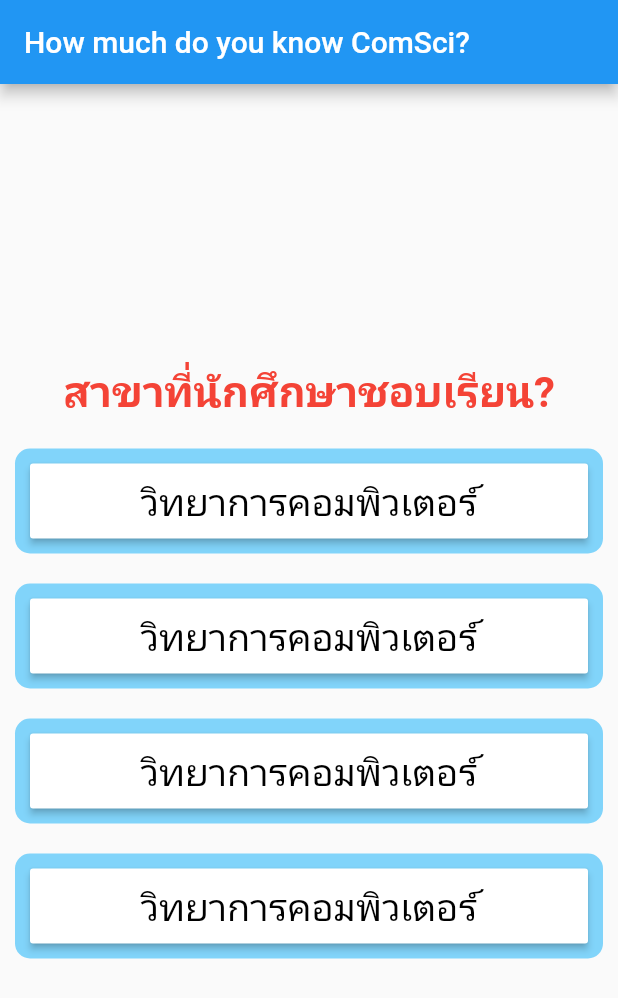
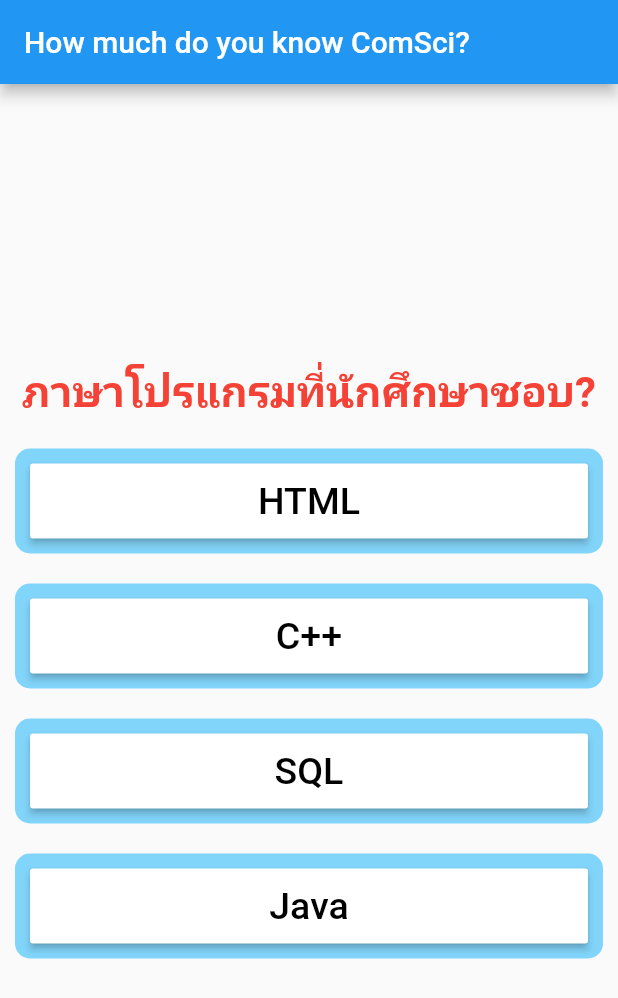
Before and after one commit to DuangruthaiAnuto/Flutter_lab04, a Flutter app: the screen it shows after launch, after a tap on "วิทยาการคอมพิวเตอร์", on a phone screen of 412 x 824 dp. Shown: the top 998 px of the screen. Run offline on Flutter 3.47's test engine with Material 2 defaults, Android fonts, the phone set to English and light mode, and no system bars.

Commit message:
กดตอบ แล้วเปลี่ยนคำถาม

```diff
--- /dev/null
+++ b/lib/answer.dart
@@ -0,0 +1,35 @@
+import 'package:flutter/material.dart';
+
+class Answer extends StatelessWidget {
+  final Function selectHandler;
+  final List<String> choices;
+  final int choiceIndex;
+
+  Answer(this.selectHandler, this.choices, this.choiceIndex);
+
+  @override
+  Widget build(BuildContext context) {
+    return Container(
+      width: double.infinity,
+      height: 70,
+      padding: EdgeInsets.all(10),
+      margin: EdgeInsets.all(10),
+      decoration: new BoxDecoration(
+        color: Colors.lightBlue[200],
+        borderRadius: new BorderRadius.all(
+          const Radius.circular(10.0),
+        ),
+      ),
+      child: RaisedButton(
+        color: Colors.white,
+        textColor: Colors.black,
+        child: Text(
+          choices[choiceIndex],
+          style: TextStyle(fontSize: 25),
+          textAlign: TextAlign.center,
+        ),
+        onPressed: selectHandler,
+      ),
+    );
+  }
+}
--- a/lib/main.dart
+++ b/lib/main.dart
@@ -1,4 +1,6 @@
 import 'package:flutter/material.dart';
+import 'question.dart';
+import 'answer.dart';
 
 void main() {
   runApp(MyApp());
@@ -25,8 +27,37 @@ class ComSciQuiz extends StatefulWidget {
 }
 
 class _ComSciQuizState extends State<ComSciQuiz> {
-  String questionText = "สาขาที่นักศึกษาชอบเรียน?";
-  String answerText = "วิทยาการคอมพิวเตอร์";
+  int questionIndex = 0;
+  int choiceIndex = 0;
+  int totalScore = 0;
+
+  final _questions = const [
+    {
+      'questionText': "สาขาที่นักศึกษาชอบเรียน?",
+      'choices': ["วิทยาการคอมพิวเตอร์", "Computer Science", "ComSci", "Cs"],
+      'scores': [5, 5, 3, 2]
+    },
+    {
+      'questionText': "ภาษาโปรแกรมที่นักศึกษาชอบ?",
+      'choices': ["HTML", "C++", "SQL", "Java"],
+      'scores': [1, 2, 3, 5]
+    },
+    {
+      'questionText': "วิชาที่คิดว่ายากที่สุด?",
+      'choices': ["แคลคูลัส", "Flutter", "โครงสร้างข้อมูล", "โครงสร้างดิสครีต"],
+      'scores': [5, 4, 3, 5]
+    },
+  ];
+
+  void _answerQuestion() {
+    setState(() {
+      questionIndex = questionIndex + 1;
+      if (questionIndex >= _questions.length) {
+        questionIndex = 0;
+      }
+      print("Question : ");
+    });
+  }
 
   @override
   Widget build(BuildContext context) {
@@ -38,115 +69,11 @@ class _ComSciQuizState extends State<ComSciQuiz> {
         child: Column(
           mainAxisAlignment: MainAxisAlignment.center,
           children: <Widget>[
-            Container(
-              width: double.infinity,
-              margin: EdgeInsets.all(10),
-              child: Text(
-                questionText,
-                style: TextStyle(
-                  fontSize: 28,
-                  color: Colors.red,
-                  fontWeight: FontWeight.bold,
-                ),
-                textAlign: TextAlign.center,
-              ),
-            ),
-            Container(
-              width: double.infinity,
-              height: 70,
-              padding: EdgeInsets.all(10),
-              margin: EdgeInsets.all(10),
-              decoration: new BoxDecoration(
-                color: Colors.lightBlue[200],
-                borderRadius: new BorderRadius.all(
-                  const Radius.circular(10.0),
-                ),
-              ),
-              child: RaisedButton(
-                color: Colors.white,
-                textColor: Colors.black,
-                child: Text(
-                  answerText,
-                  style: TextStyle(fontSize: 25),
-                  textAlign: TextAlign.center,
-                ),
-                onPressed: () {
-                  print("We love ComSci.");
-                },
-              ),
-            ),
-            Container(
-              width: double.infinity,
-              height: 70,
-              padding: EdgeInsets.all(10),
-              margin: EdgeInsets.all(10),
-              decoration: new BoxDecoration(
-                color: Colors.lightBlue[200],
-                borderRadius: new BorderRadius.all(
-                  const Radius.circular(10.0),
-                ),
-              ),
-              child: RaisedButton(
-                color: Colors.white,
-                textColor: Colors.black,
-                child: Text(
-                  answerText,
-                  style: TextStyle(fontSize: 25),
-                  textAlign: TextAlign.center,
-                ),
-                onPressed: () {
-                  print("We love ComSci.");
-                },
-              ),
-            ),
-            Container(
-              width: double.infinity,
-              height: 70,
-              padding: EdgeInsets.all(10),
-              margin: EdgeInsets.all(10),
-              decoration: new BoxDecoration(
-                color: Colors.lightBlue[200],
-                borderRadius: new BorderRadius.all(
-                  const Radius.circular(10.0),
-                ),
-              ),
-              child: RaisedButton(
-                color: Colors.white,
-                textColor: Colors.black,
-                child: Text(
-                  answerText,
-                  style: TextStyle(fontSize: 25),
-                  textAlign: TextAlign.center,
-                ),
-                onPressed: () {
-                  print("We love ComSci.");
-                },
-              ),
-            ),
-            Container(
-              width: double.infinity,
-              height: 70,
-              padding: EdgeInsets.all(10),
-              margin: EdgeInsets.all(10),
-              decoration: new BoxDecoration(
-                color: Colors.lightBlue[200],
-                borderRadius: new BorderRadius.all(
-                  const Radius.circular(10.0),
-                ),
-              ),
-              child: RaisedButton(
-                color: Colors.white,
-                textColor: Colors.black,
-                child: Text(
-                  answerText,
-                  style: TextStyle(fontSize: 25),
-                  textAlign: TextAlign.center,
-                ),
-                onPressed: () {
-                  print("We love ComSci.");
-                },
-              ),
-            ),
+            Question(_questions[questionIndex]['questionText']),
+            Answer(_answerQuestion, _questions[questionIndex]['choices'], 0),
+            Answer(_answerQuestion, _questions[questionIndex]['choices'], 1),
+            Answer(_answerQuestion, _questions[questionIndex]['choices'], 2),
+            Answer(_answerQuestion, _questions[questionIndex]['choices'], 3),
           ],
         ),
       ),
--- /dev/null
+++ b/lib/question.dart
@@ -0,0 +1,24 @@
+import 'package:flutter/material.dart';
+
+class Question extends StatelessWidget {
+  final String questionText;
+
+  Question(this.questionText);
+
+  @override
+  Widget build(BuildContext context) {
+    return Container(
+      width: double.infinity,
+      margin: EdgeInsets.all(10),
+      child: Text(
+        questionText,
+        style: TextStyle(
+          fontSize: 28,
+          color: Colors.red,
+          fontWeight: FontWeight.bold,
+        ),
+        textAlign: TextAlign.center,
+      ),
+    );
+  }
+}
```
